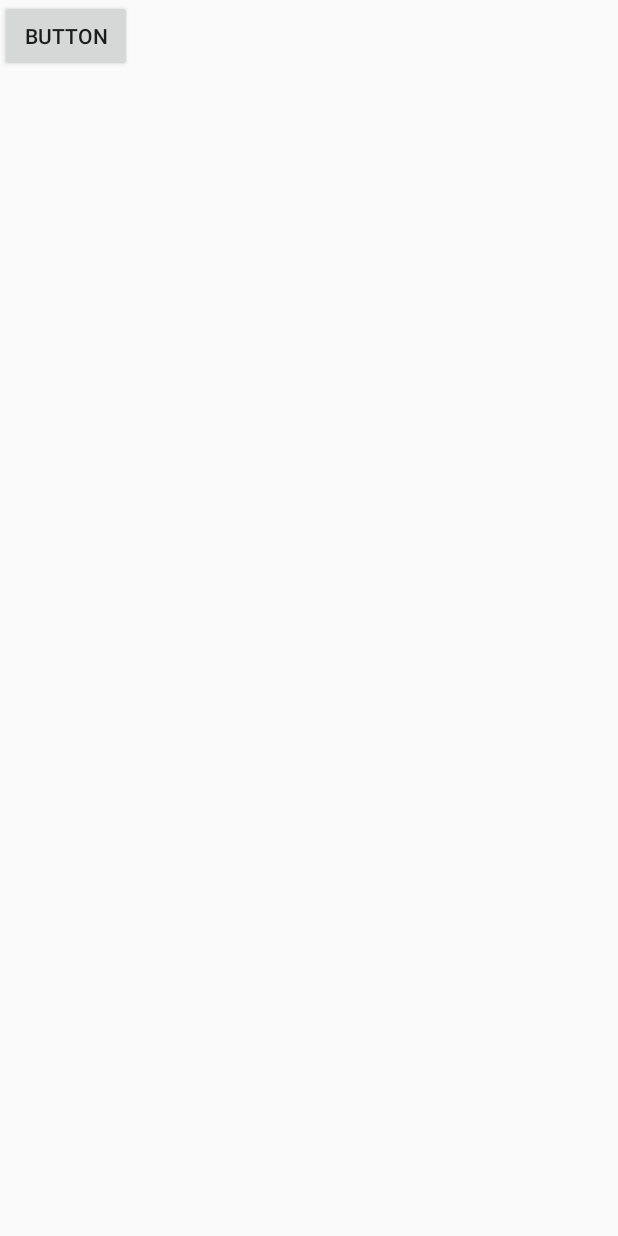
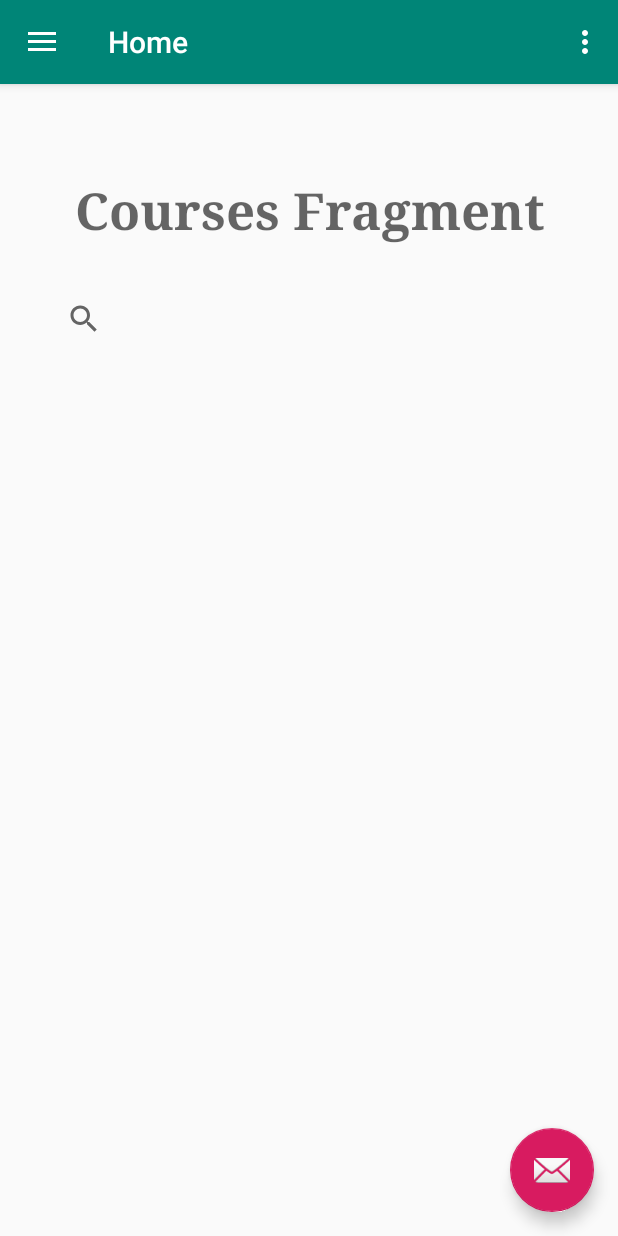
Before and after one commit to elm-suf/TutoFire, an Android app: the screen it shows after launch once a user with an empty profile is signed in (HomeActivity before the commit, Home after it), in the side drawer, after a tap on "Teachers", on a phone screen of 412 x 824 dp. Run offline under Robolectric (Android 15) with nearby library versions, the phone set to English and light mode, and no system bars; our stand-ins replace Firebase (no records; nobody signed in at launch, a user with empty details on screens opened directly); 7 statements that could not run were skipped.

Commit message:
created fragment_courses: querying for all courses[got LiveData]

```diff
--- a/app/build.gradle
+++ b/app/build.gradle
@@ -26,6 +26,8 @@ android {
 dependencies {
     implementation fileTree(dir: 'libs', include: ['*.jar'])
     //noinspection GradleCompatible
+    implementation "android.arch.lifecycle:extensions:1.1.1"
+    implementation "android.arch.lifecycle:viewmodel:1.1.1"
     implementation 'com.android.support:appcompat-v7:28.0.0'
     implementation 'com.android.support.constraint:constraint-layout:1.1.3'
     implementation 'com.google.firebase:firebase-firestore:18.0.1'
--- /dev/null
+++ b/app/src/main/java/com/projects/tutofire/SharedViewModel.java
@@ -0,0 +1,26 @@
+package com.projects.tutofire;
+
+import android.arch.lifecycle.MutableLiveData;
+import android.arch.lifecycle.ViewModel;
+
+import com.projects.tutofire.database.entity.Course;
+import com.projects.tutofire.database.repository.CourseRepo;
+
+import java.util.List;
+
+public class SharedViewModel extends ViewModel {
+    CourseRepo repo;
+    private MutableLiveData<List<Course>> data;
+
+    public void init() {
+        repo = new CourseRepo();
+        if (data == null)
+            data = repo.getData();
+    }
+
+    public MutableLiveData<List<Course>> getData() {
+        if (data == null)
+            init();
+        return data;
+    }
+}
--- a/app/src/main/java/com/projects/tutofire/activities/Home.java
+++ b/app/src/main/java/com/projects/tutofire/activities/Home.java
@@ -1,10 +1,10 @@
 package com.projects.tutofire.activities;
 
-import android.content.Intent;
 import android.os.Bundle;
 import android.support.design.widget.FloatingActionButton;
 import android.support.design.widget.NavigationView;
 import android.support.design.widget.Snackbar;
+import android.support.v4.app.FragmentManager;
 import android.support.v4.view.GravityCompat;
 import android.support.v4.widget.DrawerLayout;
 import android.support.v7.app.ActionBarDrawerToggle;
@@ -15,6 +15,7 @@ import android.view.MenuItem;
 import android.view.View;
 
 import com.projects.tutofire.R;
+import com.projects.tutofire.fragments.CoursesFragment;
 
 public class Home extends AppCompatActivity
         implements NavigationView.OnNavigationItemSelectedListener {
@@ -84,10 +85,13 @@ public class Home extends AppCompatActivity
         int id = item.getItemId();
 
         if (id == R.id.nav_courses) {
+            FragmentManager fm = getSupportFragmentManager();
+            CoursesFragment fragment = new CoursesFragment();
+            fm.beginTransaction().replace(R.id.container_home, fragment).commit();
         } else if (id == R.id.nav_teachers) {
-            //todo create new fragment with all teachers
-            Intent intent = new Intent(this, HomeActivity.class);
-            startActivity(intent);
+            FragmentManager fm = getSupportFragmentManager();
+            CoursesFragment fragment = new CoursesFragment();
+            fm.beginTransaction().replace(R.id.container_home, fragment).commit();
         } else if (id == R.id.nav_booked_lessons) {
             //todo create new fragment with booked lessons
         } else if (id == R.id.nav_share) {
--- /dev/null
+++ b/app/src/main/java/com/projects/tutofire/database/repository/CourseRepo.java
@@ -0,0 +1,58 @@
+package com.projects.tutofire.database.repository;
+
+import android.annotation.SuppressLint;
+import android.arch.lifecycle.MutableLiveData;
+import android.util.Log;
+
+import com.google.android.gms.tasks.Task;
+import com.google.firebase.firestore.DocumentSnapshot;
+import com.google.firebase.firestore.FirebaseFirestore;
+import com.google.firebase.firestore.QuerySnapshot;
+import com.projects.tutofire.database.entity.Course;
+
+import java.util.ArrayList;
+import java.util.List;
+
+public class CourseRepo {
+    final String TAG = "CourseRepo";
+    FirebaseFirestore db;
+    private MutableLiveData<List<Course>> data;
+
+    public CourseRepo() {
+        db = FirebaseFirestore.getInstance();
+        data = new MutableLiveData<>();
+        init();
+    }
+
+    @SuppressLint("NewApi")
+    private void init() {
+        db.collection("courses")
+                .get()
+                .addOnCompleteListener((Task<QuerySnapshot> task) -> {
+                    if (task.isSuccessful()) {
+                        List<Course> list = new ArrayList<>();
+                        List<DocumentSnapshot> documents = task.getResult().getDocuments();
+
+
+                        documents.stream()
+                                .map(d -> new Course(d.getId(), (String) d.get("title"), (String) d.get("description")))
+                                .forEach(list::add);
+                        data.setValue(list);
+                        System.out.println(data);
+//                        documents.forEach(d -> list.add(new Course(d.getId(), (String) d.get("title"), (String) d.get("description"))));
+
+//                        for (QueryDocumentSnapshot document : task.getResult()) {
+//                            Map<String, Object> map = document.getData();
+//                            Log.d(TAG, document.getId() + " => " + document.getData());
+//                            list.add(new Course(task.getResult().getDocuments()map.get("title"), map.get("description")))
+//                        }
+                    } else {
+                        Log.w(TAG, "Error getting documents.", task.getException());
+                    }
+                });
+    }
+
+    public MutableLiveData<List<Course>> getData() {
+        return data;
+    }
+}
--- /dev/null
+++ b/app/src/main/java/com/projects/tutofire/fragments/CoursesFragment.java
@@ -0,0 +1,62 @@
+package com.projects.tutofire.fragments;
+
+
+import android.arch.lifecycle.LiveData;
+import android.arch.lifecycle.ViewModelProviders;
+import android.content.Context;
+import android.os.Bundle;
+import android.support.annotation.Nullable;
+import android.support.v4.app.Fragment;
+import android.support.v7.widget.LinearLayoutManager;
+import android.support.v7.widget.RecyclerView;
+import android.util.Log;
+import android.view.LayoutInflater;
+import android.view.View;
+import android.view.ViewGroup;
+
+import com.projects.tutofire.R;
+import com.projects.tutofire.SharedViewModel;
+import com.projects.tutofire.database.entity.Course;
+import com.projects.tutofire.fragments.adapters.MyAdapter;
+
+import java.util.List;
+
+/**
+ * A simple {@link Fragment} subclass.
+ */
+public class CoursesFragment extends Fragment {
+    String TAG = "mTAG";
+    LiveData<List<Course>> data;
+    Context context;
+    RecyclerView recyclerView;
+    private SharedViewModel vm;
+    private MyAdapter customAdapter;
+
+    public CoursesFragment() {
+        // Required empty public constructor
+    }
+
+    @Override
+    public void onActivityCreated(@Nullable Bundle savedInstanceState) {
+        super.onActivityCreated(savedInstanceState);
+        recyclerView = getView().findViewById(R.id.recycler_courses);
+        vm = ViewModelProviders.of(this).get(SharedViewModel.class);
+        vm.init();
+        vm.getData().observe(
+                this, courses -> {
+                    Log.d(TAG, "onChanged() called with: courses = [" + courses + "]");
+                    customAdapter = new MyAdapter(getActivity(), courses);
+                    recyclerView.setLayoutManager(new LinearLayoutManager(getActivity()));
+                    recyclerView.setAdapter(customAdapter);
+                }
+        );
+    }
+
+
+    @Override
+    public View onCreateView(LayoutInflater inflater, ViewGroup container, Bundle savedInstanceState) {
+        // Inflate the layout for this fragment
+        return inflater.inflate(R.layout.fragment_courses, container, false);
+    }
+
+}
--- a/app/src/main/res/drawable/side_nav_bar.xml
+++ b/app/src/main/res/drawable/side_nav_bar.xml
@@ -2,8 +2,8 @@
     android:shape="rectangle">
     <gradient
         android:angle="135"
-        android:centerColor="#009688"
-        android:endColor="#00695C"
-        android:startColor="#4DB6AC"
+        android:centerColor="#ABCCDE"
+        android:endColor="#BABABA"
+        android:startColor="#FFAABB"
         android:type="linear" />
 </shape>
--- a/app/src/main/res/layout/content_home.xml
+++ b/app/src/main/res/layout/content_home.xml
@@ -6,6 +6,7 @@
     android:layout_height="match_parent"
     app:layout_behavior="@string/appbar_scrolling_view_behavior"
     tools:context=".activities.Home"
+    android:id="@+id/container_home"
     tools:showIn="@layout/app_bar_home">
 
 </android.support.constraint.ConstraintLayout>
--- /dev/null
+++ b/app/src/main/res/layout/fragment_courses.xml
@@ -0,0 +1,56 @@
+<?xml version="1.0" encoding="utf-8"?>
+<android.support.constraint.ConstraintLayout xmlns:android="http://schemas.android.com/apk/res/android"
+    xmlns:app="http://schemas.android.com/apk/res-auto"
+    xmlns:tools="http://schemas.android.com/tools"
+    android:layout_width="match_parent"
+    android:layout_height="match_parent"
+    tools:context=".fragments.CoursesFragment">
+
+    <TextView
+        android:id="@+id/textView"
+        android:layout_width="match_parent"
+        android:layout_height="45dp"
+        android:layout_marginTop="32dp"
+        android:layout_marginBottom="32dp"
+        android:text="Courses Fragment"
+        android:textAlignment="center"
+        android:textAllCaps="false"
+        android:textAppearance="@style/TextAppearance.AppCompat.Display1"
+        android:textStyle="bold"
+        android:typeface="serif"
+        app:layout_constraintBottom_toTopOf="@+id/recycler_courses"
+        app:layout_constraintEnd_toEndOf="parent"
+        app:layout_constraintHorizontal_bias="0.0"
+        app:layout_constraintStart_toStartOf="parent"
+        app:layout_constraintTop_toTopOf="parent"
+        app:layout_constraintVertical_bias="0.275" />
+
+    <android.support.v7.widget.RecyclerView
+        android:id="@+id/recycler_courses"
+        android:layout_width="0dp"
+        android:layout_height="0dp"
+        android:layout_marginStart="16dp"
+        android:layout_marginTop="32dp"
+        android:layout_marginEnd="16dp"
+        android:layout_marginBottom="32dp"
+        app:layout_constraintBottom_toBottomOf="parent"
+        app:layout_constraintEnd_toEndOf="parent"
+        app:layout_constraintHorizontal_bias="0.0"
+        app:layout_constraintStart_toStartOf="parent"
+        app:layout_constraintTop_toBottomOf="@+id/searchView" />
+
+    <SearchView
+        android:id="@+id/searchView"
+        android:layout_width="0dp"
+        android:layout_height="48dp"
+        android:layout_marginStart="32dp"
+        android:layout_marginTop="8dp"
+        android:layout_marginEnd="32dp"
+        android:layout_marginBottom="8dp"
+        app:layout_constraintBottom_toBottomOf="parent"
+        app:layout_constraintEnd_toEndOf="parent"
+        app:layout_constraintStart_toStartOf="parent"
+        app:layout_constraintTop_toBottomOf="@+id/textView"
+        app:layout_constraintVertical_bias="0.032" />
+
+</android.support.constraint.ConstraintLayout>
--- a/app/src/main/res/layout/nav_header_home.xml
+++ b/app/src/main/res/layout/nav_header_home.xml
@@ -26,7 +26,7 @@
         app:layout_constraintEnd_toEndOf="parent"
         app:layout_constraintStart_toStartOf="parent"
         app:layout_constraintTop_toTopOf="parent"
-        app:srcCompat="@mipmap/ic_launcher_round" />
+        app:srcCompat="@drawable/profile" />
 
     <TextView
         android:id="@+id/txv_header"
```
Also changed, not shown: app/src/main/java/com/projects/tutofire/fragments/adapters/MyAdapter.java (added, +61 -0 lines), app/src/main/res/layout/course_item.xml (added, +35 -0 lines).
